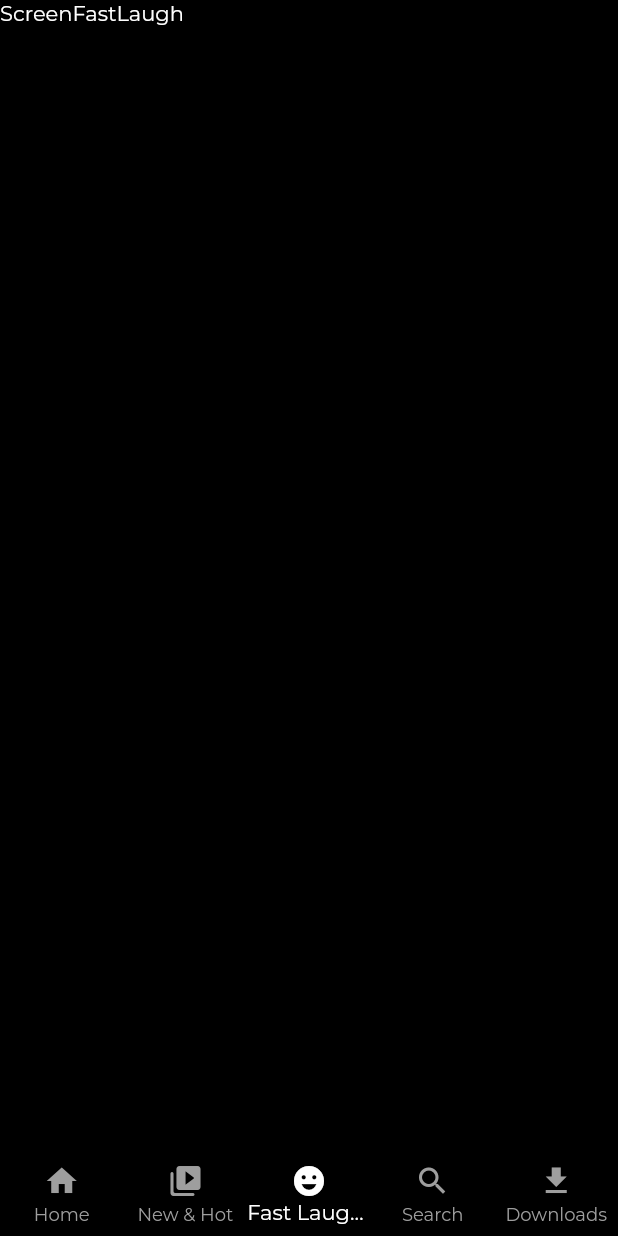
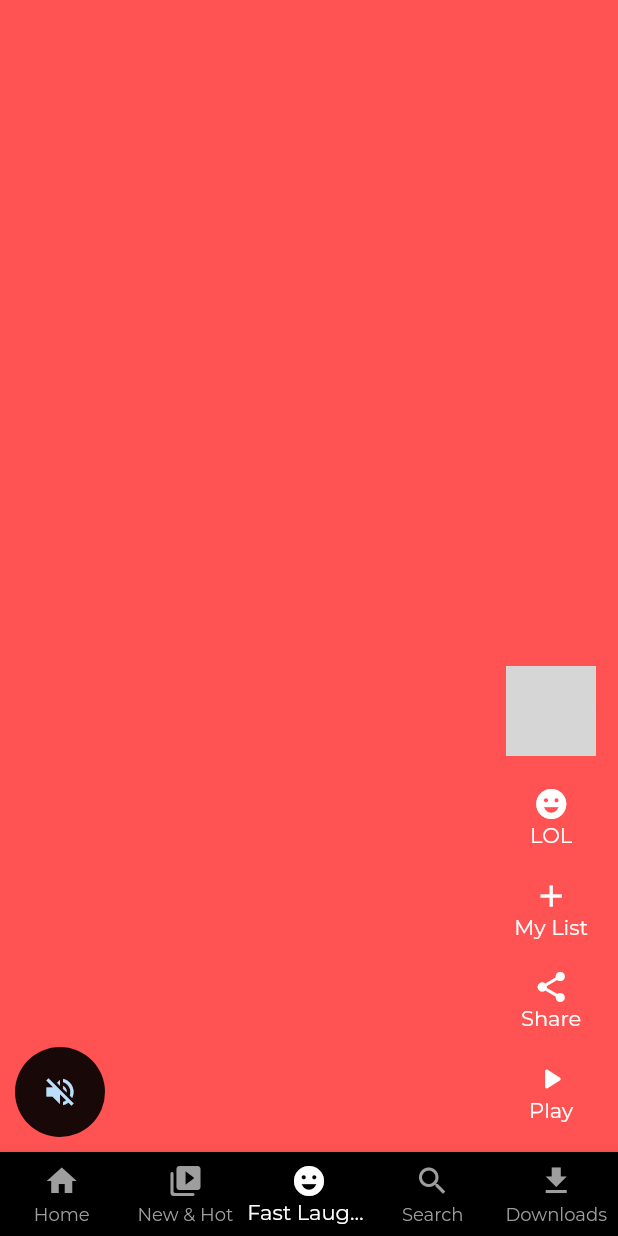
Before and after one commit to MuhadJasiR/Netflix-clone, a Flutter app: the screen it shows after launch, item 3 of the bottom bar chosen, on a phone screen of 412 x 824 dp. Run offline on Flutter 3.47's test engine with Material 2 defaults, Android fonts, the phone set to English and light mode, and no system bars; our stand-ins replace google_fonts; network calls fail; grey boxes are pictures that could not be loaded.

Commit message:
completed fast laugh page ui

```diff
--- a/lib/presentation/fast_laugh/screen_fast_laugh.dart
+++ b/lib/presentation/fast_laugh/screen_fast_laugh.dart
@@ -1,4 +1,5 @@
 import 'package:flutter/material.dart';
+import 'package:netflix_clone/presentation/fast_laugh/widgets/video_list_item.dart';
 
 class ScreenFastLaugh extends StatelessWidget {
   const ScreenFastLaugh({super.key});
@@ -6,7 +7,13 @@ class ScreenFastLaugh extends StatelessWidget {
   @override
   Widget build(BuildContext context) {
     return Scaffold(
-      body: Text("ScreenFastLaugh"),
-    );
+        body: SafeArea(
+            child: PageView(
+                scrollDirection: Axis.vertical,
+                children: List.generate(10, (index) {
+                  return VideoListItem(
+                    index: index,
+                  );
+                }))));
   }
 }
--- /dev/null
+++ b/lib/presentation/fast_laugh/widgets/video_list_item.dart
@@ -0,0 +1,80 @@
+import 'package:flutter/material.dart';
+import 'package:netflix_clone/core/constraints/constants.dart';
+
+class VideoListItem extends StatelessWidget {
+  final int index;
+
+  const VideoListItem({super.key, required this.index});
+
+  @override
+  Widget build(BuildContext context) {
+    return Stack(
+      children: [
+        Container(
+          color: Colors.accents[index % Colors.accents.length],
+        ),
+        Align(
+          alignment: Alignment.bottomCenter,
+          child: Padding(
+            padding: const EdgeInsets.all(10.0),
+            child: Row(
+              crossAxisAlignment: CrossAxisAlignment.end,
+              mainAxisAlignment: MainAxisAlignment.spaceBetween,
+              children: [
+                CircleAvatar(
+                  radius: 30,
+                  backgroundColor: kColorBlack.withOpacity(0.9),
+                  child: IconButton(
+                    onPressed: () {},
+                    icon: const Icon(Icons.volume_off_sharp),
+                  ),
+                ),
+                Column(
+                  mainAxisAlignment: MainAxisAlignment.end,
+                  children: const [
+                    Padding(
+                      padding: EdgeInsets.symmetric(vertical: 10),
+                      child: CircleAvatar(
+                        backgroundImage: NetworkImage(
+                            "https://www.themoviedb.org/t/p/w220_and_h330_face/kuf6dutpsT0vSVehic3EZIqkOBt.jpg"),
+                        radius: 30,
+                      ),
+                    ),
+                    VideoActionWidget(icon: Icons.emoji_emotions, title: "LOL"),
+                    VideoActionWidget(icon: Icons.add, title: "My List"),
+                    VideoActionWidget(icon: Icons.share, title: "Share"),
+                    VideoActionWidget(
+                        icon: Icons.play_arrow_rounded, title: "Play"),
+                  ],
+                )
+              ],
+            ),
+          ),
+        )
+      ],
+    );
+  }
+}
+
+class VideoActionWidget extends StatelessWidget {
+  const VideoActionWidget({super.key, required this.icon, required this.title});
+
+  final String title;
+  final IconData icon;
+
+  @override
+  Widget build(BuildContext context) {
+    return Padding(
+      padding: const EdgeInsets.all(10),
+      child: Column(
+        children: [
+          Icon(
+            icon,
+            color: Colors.white,
+          ),
+          Text(title),
+        ],
+      ),
+    );
+  }
+}
```
